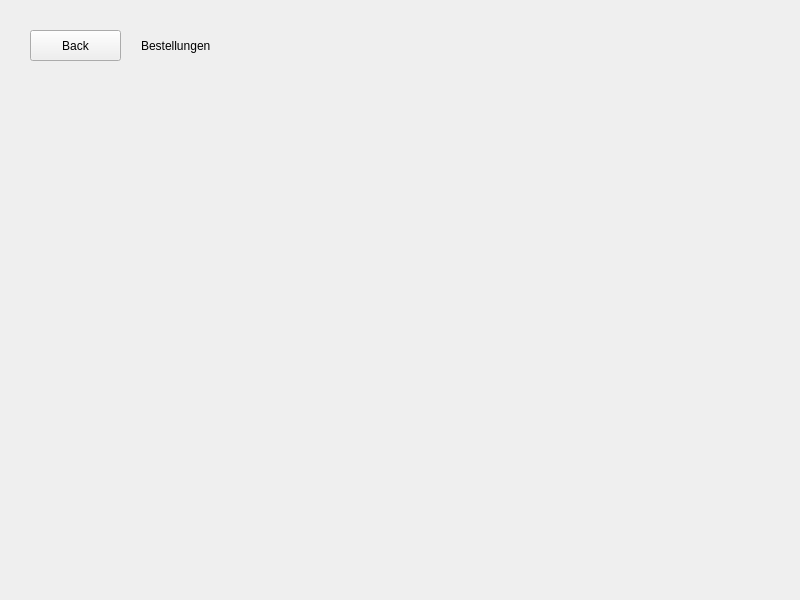
First picture: the form in overviewbestellungen.ui, repository luis-we/SchulaufgabePRO, before the edit.
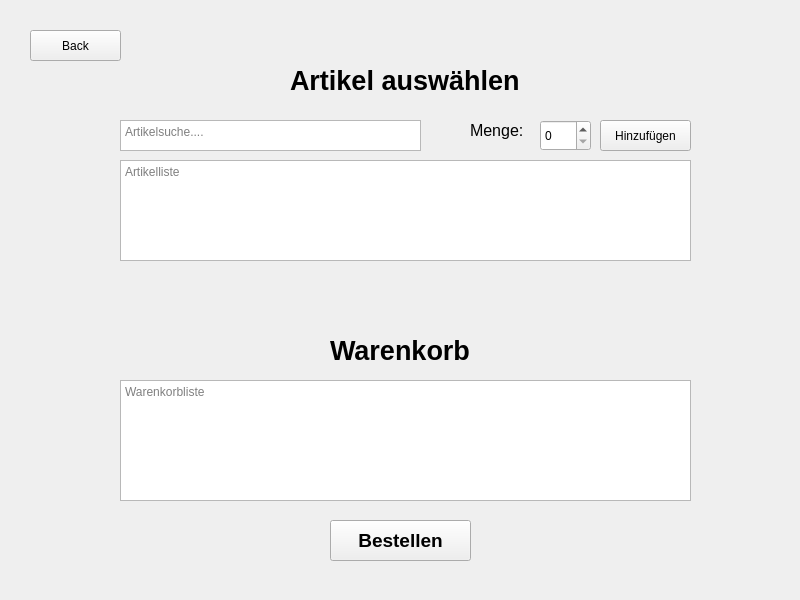
Second picture: the form after the edit.

Commit message: BestellungsUI init

Diff of the .ui file:
```diff
--- a/overviewbestellungen.ui
+++ b/overviewbestellungen.ui
@@ -26,17 +26,141 @@
     <string>Back</string>
    </property>
   </widget>
+  <widget class="QTextEdit" name="artiklSuche">
+   <property name="geometry">
+    <rect>
+     <x>120</x>
+     <y>120</y>
+     <width>301</width>
+     <height>31</height>
+    </rect>
+   </property>
+   <property name="placeholderText">
+    <string>Artikelsuche....</string>
+   </property>
+  </widget>
+  <widget class="QTextBrowser" name="artikelListe">
+   <property name="geometry">
+    <rect>
+     <x>120</x>
+     <y>160</y>
+     <width>571</width>
+     <height>101</height>
+    </rect>
+   </property>
+   <property name="placeholderText">
+    <string>Artikelliste</string>
+   </property>
+  </widget>
+  <widget class="QLabel" name="LabelArtikel">
+   <property name="geometry">
+    <rect>
+     <x>290</x>
+     <y>60</y>
+     <width>271</width>
+     <height>41</height>
+    </rect>
+   </property>
+   <property name="font">
+    <font>
+     <pointsize>16</pointsize>
+     <bold>true</bold>
+    </font>
+   </property>
+   <property name="text">
+    <string>&lt;html&gt;&lt;head/&gt;&lt;body&gt;&lt;p&gt;&lt;span style=&quot; font-size:20pt;&quot;&gt;Artikel auswählen&lt;/span&gt;&lt;/p&gt;&lt;/body&gt;&lt;/html&gt;</string>
+   </property>
+  </widget>
+  <widget class="QSpinBox" name="artikelMenge">
+   <property name="geometry">
+    <rect>
+     <x>540</x>
+     <y>120</y>
+     <width>51</width>
+     <height>31</height>
+    </rect>
+   </property>
+  </widget>
+  <widget class="QPushButton" name="hinzufugen">
+   <property name="geometry">
+    <rect>
+     <x>600</x>
+     <y>120</y>
+     <width>91</width>
+     <height>31</height>
+    </rect>
+   </property>
+   <property name="text">
+    <string>Hinzufügen</string>
+   </property>
+  </widget>
+  <widget class="QTextBrowser" name="warenkorb">
+   <property name="geometry">
+    <rect>
+     <x>120</x>
+     <y>380</y>
+     <width>571</width>
+     <height>121</height>
+    </rect>
+   </property>
+   <property name="placeholderText">
+    <string>Warenkorbliste</string>
+   </property>
+  </widget>
+  <widget class="QLabel" name="LabelWarenkorb">
+   <property name="geometry">
+    <rect>
+     <x>330</x>
+     <y>330</y>
+     <width>151</width>
+     <height>41</height>
+    </rect>
+   </property>
+   <property name="font">
+    <font>
+     <pointsize>16</pointsize>
+     <bold>true</bold>
+    </font>
+   </property>
+   <property name="text">
+    <string>&lt;html&gt;&lt;head/&gt;&lt;body&gt;&lt;p&gt;&lt;span style=&quot; font-size:20pt;&quot;&gt;Warenkorb&lt;/span&gt;&lt;/p&gt;&lt;/body&gt;&lt;/html&gt;</string>
+   </property>
+  </widget>
+  <widget class="QPushButton" name="bestellen">
+   <property name="geometry">
+    <rect>
+     <x>330</x>
+     <y>520</y>
+     <width>141</width>
+     <height>41</height>
+    </rect>
+   </property>
+   <property name="font">
+    <font>
+     <pointsize>14</pointsize>
+     <bold>true</bold>
+    </font>
+   </property>
+   <property name="text">
+    <string>Bestellen</string>
+   </property>
+  </widget>
   <widget class="QLabel" name="label">
    <property name="geometry">
     <rect>
-     <x>141</x>
-     <y>30</y>
-     <width>111</width>
-     <height>31</height>
+     <x>470</x>
+     <y>120</y>
+     <width>61</width>
+     <height>21</height>
     </rect>
    </property>
+   <property name="font">
+    <font>
+     <pointsize>12</pointsize>
+    </font>
+   </property>
    <property name="text">
-    <string>Bestellungen</string>
+    <string>Menge:</string>
    </property>
   </widget>
  </widget>
```
